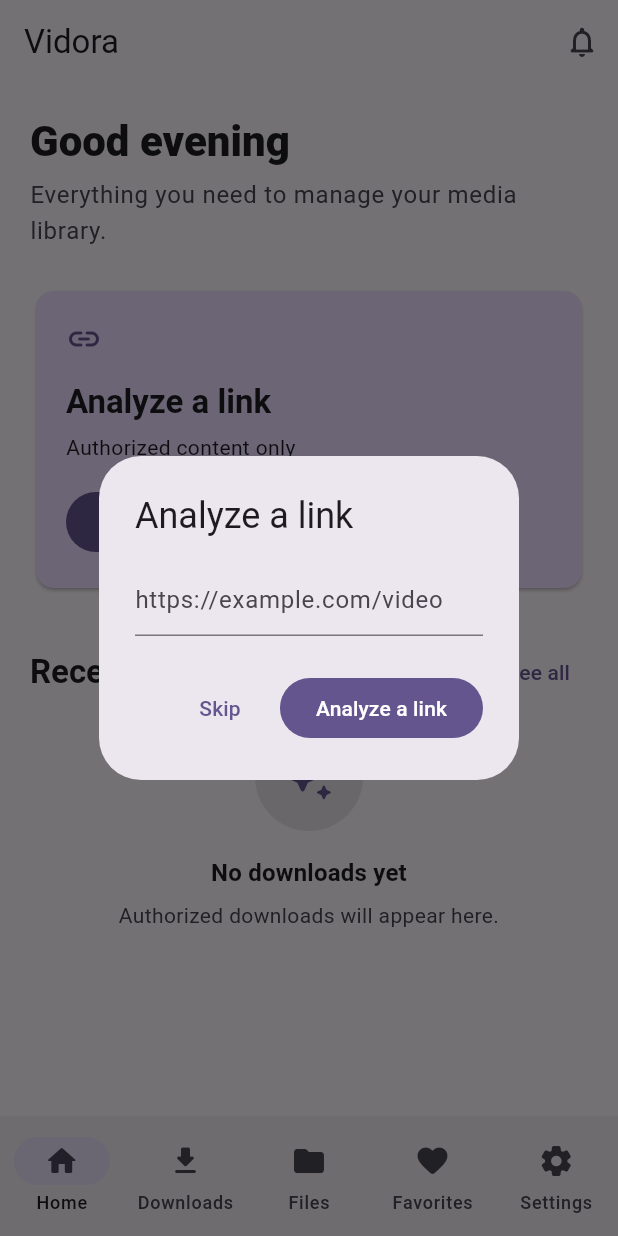
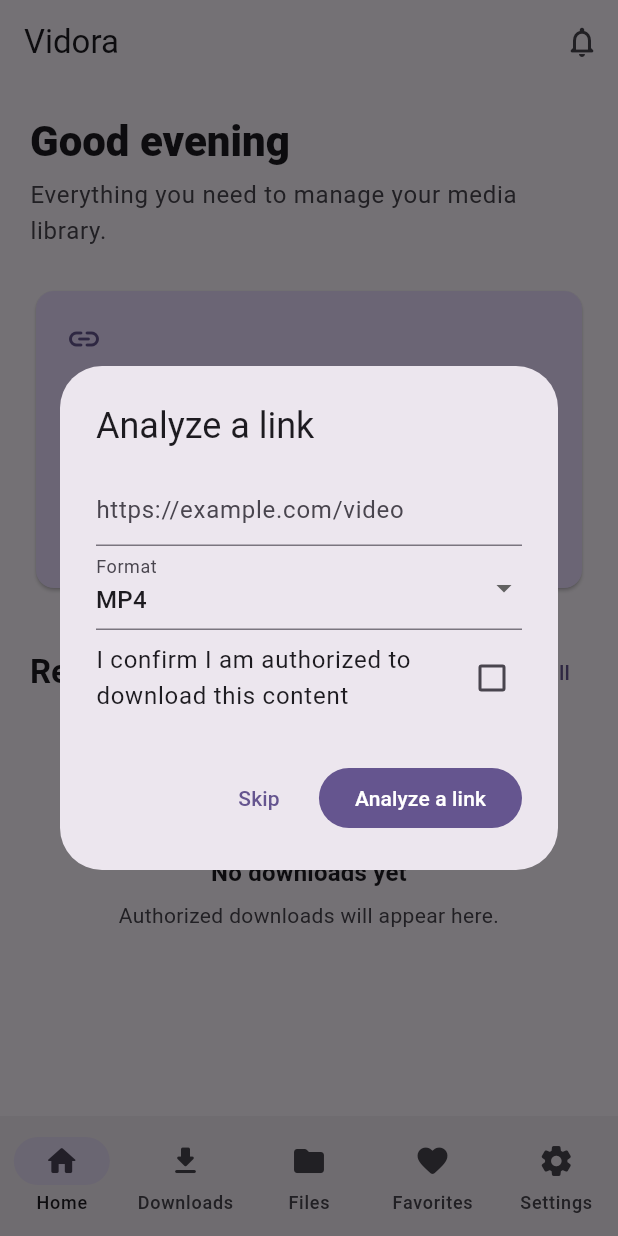
Before and after one commit to abdelrahmanwaer75-alt/p, a Flutter app: the screen it shows after launch, after a tap on "Get started", after a tap on "Paste a link to get started", on a phone screen of 412 x 824 dp. Run offline on Flutter 3.47's test engine with Material 3 defaults, Android fonts, the phone set to English and light mode, and no system bars; our stand-ins replace dio, flutter_secure_storage; network calls fail.

Commit message:
Add authorized Flutter create-download flow

```diff
--- a/lib/main.dart
+++ b/lib/main.dart
@@ -63,6 +63,11 @@ class AppCopy {
   String get comingSoon => ar ? 'قريبًا' : 'Coming soon';
   String get authorizedOnly =>
       ar ? 'للمحتوى المصرّح به فقط' : 'Authorized content only';
+  String get format => ar ? 'الصيغة' : 'Format';
+  String get download => ar ? 'تنزيل' : 'Download';
+  String get authorizationConfirm => ar
+      ? 'أؤكد أن لدي صلاحية تنزيل هذا المحتوى'
+      : 'I confirm I am authorized to download this content';
 }
 
 class VidoraApp extends StatefulWidget {
@@ -293,6 +298,8 @@ class HomePage extends StatelessWidget {
   Future<void> _analyze(BuildContext context) async {
     final controller = TextEditingController();
     var loading = false;
+    var authorized = false;
+    var format = 'mp4';
     String? result;
     await showDialog<void>(
       context: context,
@@ -308,6 +315,29 @@ class HomePage extends StatelessWidget {
                 decoration: const InputDecoration(
                   hintText: 'https://example.com/video',
                 ),
+              ),
+              DropdownButtonFormField<String>(
+                initialValue: format,
+                decoration: InputDecoration(labelText: copy.format),
+                items: const [
+                  DropdownMenuItem(value: 'mp4', child: Text('MP4')),
+                  DropdownMenuItem(value: 'mp3', child: Text('MP3')),
+                  DropdownMenuItem(value: 'webm', child: Text('WebM')),
+                ],
+                onChanged: loading
+                    ? null
+                    : (value) {
+                        if (value != null) setDialogState(() => format = value);
+                      },
+              ),
+              CheckboxListTile(
+                contentPadding: EdgeInsets.zero,
+                value: authorized,
+                onChanged: loading
+                    ? null
+                    : (value) =>
+                          setDialogState(() => authorized = value ?? false),
+                title: Text(copy.authorizationConfirm),
               ),
               if (result != null)
                 Padding(
@@ -334,9 +364,21 @@ class HomePage extends StatelessWidget {
                         final preview = await api.previewUrl(
                           controller.text.trim(),
                         );
+                        if (!preview.supported) {
+                          setDialogState(() {
+                            loading = false;
+                            result = preview.message;
+                          });
+                          return;
+                        }
+                        await api.createDownload(
+                          controller.text.trim(),
+                          format,
+                          authorized: authorized,
+                        );
                         setDialogState(() {
                           loading = false;
-                          result = '${preview.platform}: ${preview.message}';
+                          result = copy.download;
                         });
                       } catch (_) {
                         setDialogState(() {
```
Also changed, not shown: lib/core_api.dart (+18 -0 lines).
